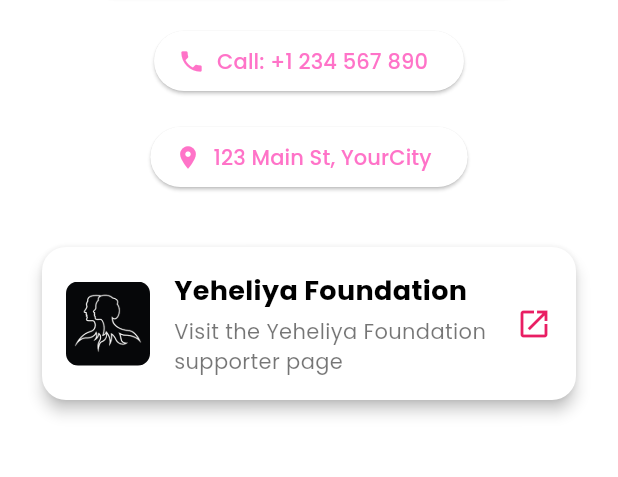
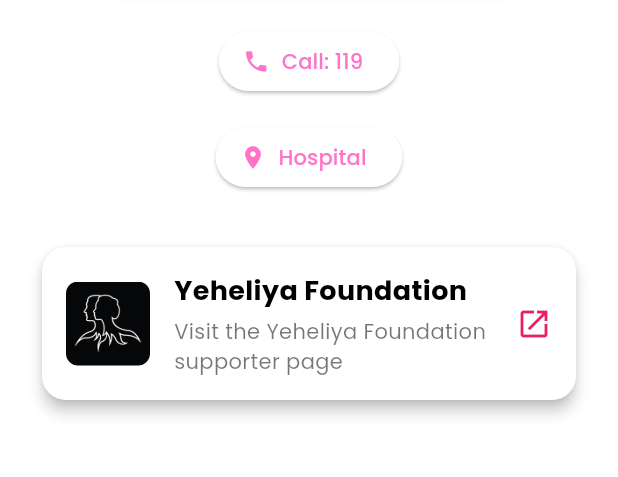
Before and after one commit to Thizara2001/FinalYearProjectResearch, a Flutter app: the SupportScreen screen opened directly, on a phone screen of 412 x 824 dp, the part 542-1019 px from its top. Run offline on Flutter 3.47's test engine with Material 3 defaults, Android fonts, the phone set to English and light mode, and no system bars; our stand-ins replace audioplayers, awesome_notifications, cached_network_image, carousel_slider, cloud_firestore, firebase_auth and 9 more; missing offline and left inert: flutter_background_geolocation, mobile_scanner, record, shake_gesture; accounts and stored records are empty.

Commit message:
Reupdate-support screen ,safezone services api/location model test

```diff
--- a/lib/screens/support_screen.dart
+++ b/lib/screens/support_screen.dart
@@ -14,12 +14,12 @@ class SupportScreen extends StatelessWidget {
   }
 
   void _launchPhone() async {
-    final Uri phoneLaunchUri = Uri(scheme: 'tel', path: '+1234567890');
+    final Uri phoneLaunchUri = Uri(scheme: 'tel', path: '119');
     await launchUrl(phoneLaunchUri);
   }
 
   void _launchAddress() async {
-    final Uri mapUri = Uri.parse('https://maps.app.goo.gl/4FNY5WMAbpX9Fiwb7');
+    final Uri mapUri = Uri.parse('https://maps.app.goo.gl/cNbroGJJ44Gn2gBCA');
     await launchUrl(mapUri);
   }
 
@@ -52,13 +52,13 @@ class SupportScreen extends StatelessWidget {
               const SizedBox(height: 16),
               ElevatedButton.icon(
                 icon: const Icon(Icons.phone),
-                label: const Text('Call: +1 234 567 890'),
+                label: const Text('Call: 119'),
                 onPressed: _launchPhone,
               ),
               const SizedBox(height: 16),
               ElevatedButton.icon(
                 icon: const Icon(Icons.location_on),
-                label: const Text('123 Main St, YourCity'),
+                label: const Text('Hospital'),
                 onPressed: _launchAddress,
               ),
               const SizedBox(height: 32),
--- a/lib/services/safe_zones_service.dart
+++ b/lib/services/safe_zones_service.dart
@@ -14,7 +14,7 @@ class SafeZonesService {
     highRiskZones.clear();
     warningZones.clear();
     final response = await http.get(
-      Uri.parse('https://gist.githubusercontent.com/Thizara2001/acc811609593fddd2cbad75751eed333/raw/crime_zones.json'),
+      Uri.parse('https://thisara2001.pythonanywhere.com/api/zones'),
     );
     if (response.statusCode == 200) {
       final data = json.decode(response.body) as Map<String, dynamic>;
```
Also changed, not shown: 1 other file.
